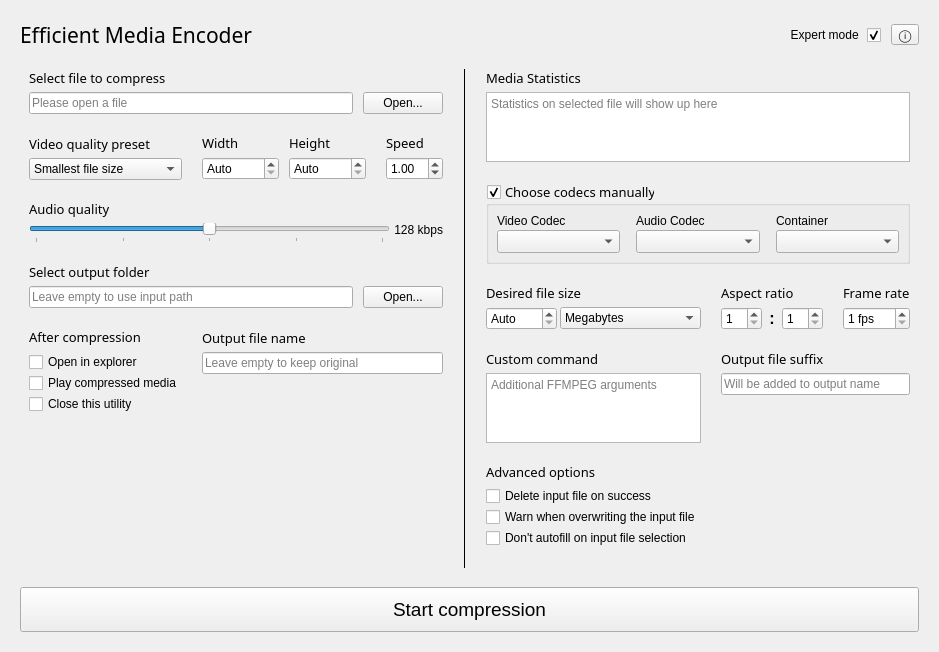
The window that ui/mainwindow.ui (Thurinum/simple-media-encoder) describes before a commit, drawn with Qt 5.
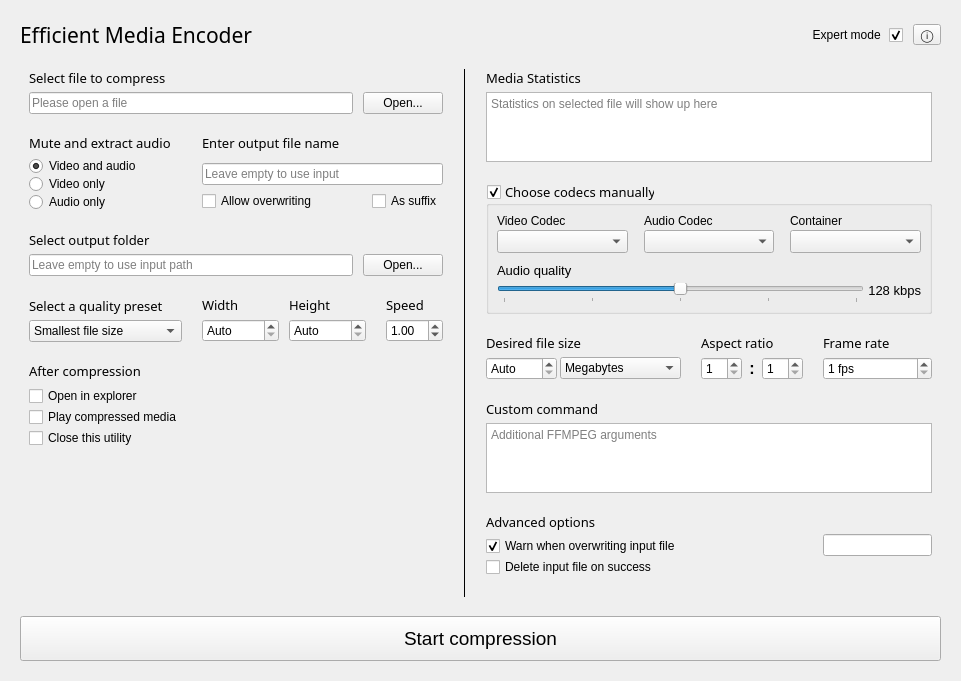
The same window after the commit.

Commit message: ui: Re-order ui and add Stream selection options

What changed in the file:
```diff
--- a/ui/mainwindow.ui
+++ b/ui/mainwindow.ui
@@ -131,7 +131,10 @@
            <verstretch>0</verstretch>
           </sizepolicy>
          </property>
-         <layout class="QGridLayout" name="gridLayout_6" rowstretch="0,0,0,0,0,0" columnstretch="0,0,0,0">
+         <layout class="QGridLayout" name="gridLayout_6" rowstretch="0,0,0,0,0,0,0,0,0" columnstretch="0,0,0,0">
+          <property name="sizeConstraint">
+           <enum>QLayout::SetDefaultConstraint</enum>
+          </property>
           <property name="leftMargin">
            <number>0</number>
           </property>
@@ -147,72 +150,7 @@
           <property name="spacing">
            <number>20</number>
           </property>
-          <item row="4" column="1" colspan="3">
-           <layout class="QVBoxLayout" name="verticalLayout_5" stretch="0,0,0">
-            <property name="spacing">
-             <number>5</number>
-            </property>
-            <property name="sizeConstraint">
-             <enum>QLayout::SetDefaultConstraint</enum>
-            </property>
-            <item>
-             <widget class="QLabel" name="label_16">
-              <property name="sizePolicy">
-               <sizepolicy hsizetype="Preferred" vsizetype="Preferred">
-                <horstretch>0</horstretch>
-                <verstretch>0</verstretch>
-               </sizepolicy>
-              </property>
-              <property name="font">
-               <font>
-                <family>Segoe UI Semibold</family>
-                <pointsize>10</pointsize>
-                <bold>false</bold>
-               </font>
-              </property>
-              <property name="text">
-               <string>Output file name</string>
-              </property>
-             </widget>
-            </item>
-            <item>
-             <widget class="QLineEdit" name="outputFileNameLineEdit">
-              <property name="sizePolicy">
-               <sizepolicy hsizetype="Expanding" vsizetype="Fixed">
-                <horstretch>0</horstretch>
-                <verstretch>0</verstretch>
-               </sizepolicy>
-              </property>
-              <property name="text">
-               <string/>
-              </property>
-              <property name="readOnly">
-               <bool>false</bool>
-              </property>
-              <property name="placeholderText">
-               <string>Leave empty to keep original</string>
-              </property>
-             </widget>
-            </item>
-            <item>
-             <spacer name="verticalSpacer">
-              <property name="orientation">
-               <enum>Qt::Vertical</enum>
-              </property>
-              <property name="sizeType">
-               <enum>QSizePolicy::Maximum</enum>
-              </property>
-              <property name="sizeHint" stdset="0">
-               <size>
-                <width>20</width>
-                <height>40</height>
-               </size>
-              </property>
-             </spacer>
-            </item>
-           </layout>
-          </item>
-          <item row="1" column="3">
+          <item row="3" column="3">
            <layout class="QGridLayout" name="gridLayout_3">
             <property name="verticalSpacing">
              <number>5</number>
@@ -240,54 +178,7 @@
             </item>
            </layout>
           </item>
-          <item row="0" column="0" colspan="4">
-           <layout class="QGridLayout" name="gridLayout">
-            <property name="horizontalSpacing">
-             <number>10</number>
-            </property>
-            <property name="verticalSpacing">
-             <number>5</number>
-            </property>
-            <item row="0" column="0">
-             <widget class="QLabel" name="label_2">
-              <property name="font">
-               <font>
-                <family>Segoe UI Semibold</family>
-                <pointsize>10</pointsize>
-                <bold>false</bold>
-               </font>
-              </property>
-              <property name="text">
-               <string>Select file to compress</string>
-              </property>
-             </widget>
-            </item>
-            <item row="1" column="0">
-             <widget class="QLineEdit" name="inputFileLineEdit">
-              <property name="text">
-               <string/>
-              </property>
-              <property name="readOnly">
-               <bool>false</bool>
-              </property>
-              <property name="placeholderText">
-               <string>Please open a file</string>
-              </property>
-              <property name="clearButtonEnabled">
-               <bool>true</bool>
-              </property>
-             </widget>
-            </item>
-            <item row="1" column="1">
-             <widget class="QPushButton" name="inputFileButton">
-              <property name="text">
-               <string>Open...</string>
-              </property>
-             </widget>
-            </item>
-           </layout>
-          </item>
-          <item row="4" column="0">
+          <item row="7" column="0">
            <layout class="QVBoxLayout" name="verticalLayout_4">
             <property name="spacing">
              <number>1</number>
@@ -345,8 +236,24 @@
             </item>
            </layout>
           </item>
-          <item row="3" column="0" colspan="4">
-           <layout class="QGridLayout" name="gridLayout_5">
+          <item row="8" column="0">
+           <spacer name="verticalSpacer_4">
+            <property name="orientation">
+             <enum>Qt::Vertical</enum>
+            </property>
+            <property name="sizeType">
+             <enum>QSizePolicy::Expanding</enum>
+            </property>
+            <property name="sizeHint" stdset="0">
+             <size>
+              <width>20</width>
+              <height>40</height>
+             </size>
+            </property>
+           </spacer>
+          </item>
+          <item row="0" column="0" colspan="4">
+           <layout class="QGridLayout" name="gridLayout">
             <property name="horizontalSpacing">
              <number>10</number>
             </property>
@@ -354,7 +261,7 @@
              <number>5</number>
             </property>
             <item row="0" column="0">
-             <widget class="QLabel" name="label_7">
+             <widget class="QLabel" name="label_2">
               <property name="font">
                <font>
                 <family>Segoe UI Semibold</family>
@@ -363,12 +270,12 @@
                </font>
               </property>
               <property name="text">
-               <string>Select output folder</string>
+               <string>Select file to compress</string>
               </property>
              </widget>
             </item>
             <item row="1" column="0">
-             <widget class="QLineEdit" name="outputFolderLineEdit">
+             <widget class="QLineEdit" name="inputFileLineEdit">
               <property name="text">
                <string/>
               </property>
@@ -376,7 +283,7 @@
                <bool>false</bool>
               </property>
               <property name="placeholderText">
-               <string>Leave empty to use input path</string>
+               <string>Please open a file</string>
               </property>
               <property name="clearButtonEnabled">
                <bool>true</bool>
@@ -384,7 +291,7 @@
              </widget>
             </item>
             <item row="1" column="1">
-             <widget class="QPushButton" name="outputFolderButton">
+             <widget class="QPushButton" name="inputFileButton">
               <property name="text">
                <string>Open...</string>
               </property>
@@ -392,111 +299,7 @@
             </item>
            </layout>
           </item>
-          <item row="1" column="0">
-           <layout class="QVBoxLayout" name="verticalLayout_3">
-            <property name="spacing">
-             <number>5</number>
-            </property>
-            <item>
-             <widget class="QLabel" name="label_5">
-              <property name="font">
-               <font>
-                <family>Segoe UI Semibold</family>
-                <pointsize>10</pointsize>
-                <bold>false</bold>
-               </font>
-              </property>
-              <property name="text">
-               <string>Video quality preset</string>
-              </property>
-             </widget>
-            </item>
-            <item>
-             <widget class="QComboBox" name="videoQualityPresetComboBox">
-              <item>
-               <property name="text">
-                <string>Smallest file size</string>
-               </property>
-              </item>
-              <item>
-               <property name="text">
-                <string>Best compatibility</string>
-               </property>
-              </item>
-              <item>
-               <property name="text">
-                <string>Fastest compression</string>
-               </property>
-              </item>
-              <item>
-               <property name="text">
-                <string>Highest quality</string>
-               </property>
-              </item>
-             </widget>
-            </item>
-           </layout>
-          </item>
-          <item row="2" column="0" colspan="4">
-           <layout class="QGridLayout" name="gridLayout_4">
-            <property name="horizontalSpacing">
-             <number>4</number>
-            </property>
-            <property name="verticalSpacing">
-             <number>5</number>
-            </property>
-            <item row="0" column="0">
-             <widget class="QLabel" name="label_6">
-              <property name="font">
-               <font>
-                <family>Segoe UI Semibold</family>
-                <pointsize>10</pointsize>
-                <bold>false</bold>
-               </font>
-              </property>
-              <property name="text">
-               <string>Audio quality</string>
-              </property>
-             </widget>
-            </item>
-            <item row="1" column="0">
-             <widget class="QSlider" name="audioQualitySlider">
-              <property name="maximum">
-               <number>100</number>
-              </property>
-              <property name="singleStep">
-               <number>1</number>
-              </property>
-              <property name="value">
-               <number>50</number>
-              </property>
-              <property name="orientation">
-               <enum>Qt::Horizontal</enum>
-              </property>
-              <property name="invertedControls">
-               <bool>false</bool>
-              </property>
-              <property name="tickPosition">
-               <enum>QSlider::TicksBelow</enum>
-              </property>
-              <property name="tickInterval">
-               <number>25</number>
-              </property>
-             </widget>
-            </item>
-            <item row="1" column="1">
-             <widget class="QLabel" name="audioQualityDisplayLabel">
-              <property name="text">
-               <string>128 kbps</string>
-              </property>
-              <property name="alignment">
-               <set>Qt::AlignRight|Qt::AlignTop|Qt::AlignTrailing</set>
-              </property>
-             </widget>
-            </item>
-           </layout>
-          </item>
-          <item row="1" column="1" colspan="2">
+          <item row="3" column="1" colspan="2">
            <layout class="QGridLayout" name="gridLayout_2">
             <property name="horizontalSpacing">
              <number>10</number>
@@ -563,21 +366,275 @@
             </item>
            </layout>
           </item>
-          <item row="5" column="0">
-           <spacer name="verticalSpacer_4">
-            <property name="orientation">
-             <enum>Qt::Vertical</enum>
+          <item row="3" column="0">
+           <layout class="QVBoxLayout" name="verticalLayout_3">
+            <property name="spacing">
+             <number>5</number>
             </property>
-            <property name="sizeType">
-             <enum>QSizePolicy::Expanding</enum>
+            <item>
+             <widget class="QLabel" name="label_5">
+              <property name="font">
+               <font>
+                <family>Segoe UI Semibold</family>
+                <pointsize>10</pointsize>
+                <bold>false</bold>
+               </font>
+              </property>
+              <property name="text">
+               <string>Select a quality preset</string>
+              </property>
+             </widget>
+            </item>
+            <item>
+             <widget class="QComboBox" name="videoQualityPresetComboBox">
+              <item>
+               <property name="text">
+                <string>Smallest file size</string>
+               </property>
+              </item>
+              <item>
+               <property name="text">
+                <string>Best compatibility</string>
+               </property>
+              </item>
+              <item>
+               <property name="text">
+                <string>Fastest compression</string>
+               </property>
+              </item>
+              <item>
+               <property name="text">
+                <string>Highest quality</string>
+               </property>
+              </item>
+             </widget>
+            </item>
+           </layout>
+          </item>
+          <item row="1" column="1" colspan="3">
+           <layout class="QVBoxLayout" name="verticalLayout_5" stretch="0,0,0">
+            <property name="spacing">
+             <number>5</number>
             </property>
-            <property name="sizeHint" stdset="0">
-             <size>
-              <width>20</width>
-              <height>40</height>
-             </size>
+            <property name="sizeConstraint">
+             <enum>QLayout::SetMaximumSize</enum>
             </property>
-           </spacer>
+            <item alignment="Qt::AlignTop">
+             <widget class="QLabel" name="label_16">
+              <property name="sizePolicy">
+               <sizepolicy hsizetype="Preferred" vsizetype="Maximum">
+                <horstretch>0</horstretch>
+                <verstretch>0</verstretch>
+               </sizepolicy>
+              </property>
+              <property name="font">
+               <font>
+                <family>Segoe UI Semibold</family>
+                <pointsize>10</pointsize>
+                <bold>false</bold>
+               </font>
+              </property>
+              <property name="text">
+               <string>Enter output file name</string>
+              </property>
+             </widget>
+            </item>
+            <item alignment="Qt::AlignTop">
+             <widget class="QLineEdit" name="outputFileNameLineEdit">
+              <property name="sizePolicy">
+               <sizepolicy hsizetype="Expanding" vsizetype="Fixed">
+                <horstretch>0</horstretch>
+                <verstretch>0</verstretch>
+               </sizepolicy>
+              </property>
+              <property name="text">
+               <string/>
+              </property>
+              <property name="readOnly">
+               <bool>false</bool>
+              </property>
+              <property name="placeholderText">
+               <string>Leave empty to use input</string>
+              </property>
+             </widget>
+            </item>
+            <item>
+             <layout class="QHBoxLayout" name="horizontalLayout">
+              <item alignment="Qt::AlignLeft">
+               <widget class="QCheckBox" name="checkBox">
+                <property name="sizePolicy">
+                 <sizepolicy hsizetype="Maximum" vsizetype="Fixed">
+                  <horstretch>0</horstretch>
+                  <verstretch>0</verstretch>
+                 </sizepolicy>
+                </property>
+                <property name="text">
+                 <string>Allow overwriting</string>
+                </property>
+               </widget>
+              </item>
+              <item>
+               <widget class="QCheckBox" name="checkBox_2">
+                <property name="sizePolicy">
+                 <sizepolicy hsizetype="Maximum" vsizetype="Fixed">
+                  <horstretch>0</horstretch>
+                  <verstretch>0</verstretch>
+                 </sizepolicy>
+                </property>
+                <property name="toolTip">
+                 <string/>
+                </property>
+                <property name="statusTip">
+                 <string/>
+                </property>
+                <property name="whatsThis">
+                 <string/>
+                </property>
+                <property name="text">
+                 <string>As suffix</string>
+                </property>
+               </widget>
+              </item>
+             </layout>
+            </item>
+           </layout>
+          </item>
+          <item row="2" column="0" colspan="4">
+           <layout class="QGridLayout" name="gridLayout_5">
+            <property name="horizontalSpacing">
+             <number>10</number>
+            </property>
+            <property name="verticalSpacing">
+             <number>5</number>
+            </property>
+            <item row="0" column="0">
+             <widget class="QLabel" name="label_7">
+              <property name="font">
+               <font>
+                <family>Segoe UI Semibold</family>
+                <pointsize>10</pointsize>
+                <bold>false</bold>
+               </font>
+              </property>
+              <property name="text">
+               <string>Select output folder</string>
+              </property>
+             </widget>
+            </item>
+            <item row="1" column="0">
+             <widget class="QLineEdit" name="outputFolderLineEdit">
+              <property name="text">
+               <string/>
+              </property>
+              <property name="readOnly">
+               <bool>false</bool>
+              </property>
+              <property name="placeholderText">
+               <string>Leave empty to use input path</string>
+              </property>
+              <property name="clearButtonEnabled">
+               <bool>true</bool>
+              </property>
+             </widget>
+            </item>
+            <item row="1" column="1">
+             <widget class="QPushButton" name="outputFolderButton">
+              <property name="text">
+               <string>Open...</string>
+              </property>
+             </widget>
+            </item>
+           </layout>
+          </item>
+          <item row="1" column="0">
+           <layout class="QVBoxLayout" name="verticalLayout_12">
+            <property name="spacing">
+             <number>0</number>
+            </property>
+            <item>
+             <widget class="QLabel" name="label">
+              <property name="sizePolicy">
+               <sizepolicy hsizetype="Preferred" vsizetype="Maximum">
+                <horstretch>0</horstretch>
+                <verstretch>0</verstretch>
+               </sizepolicy>
+              </property>
+              <property name="font">
+               <font>
+                <family>Segoe UI Semibold</family>
+                <pointsize>10</pointsize>
+               </font>
+              </property>
+              <property name="text">
+               <string>Mute and extract audio</string>
+              </property>
+             </widget>
+            </item>
+            <item>
+             <spacer name="verticalSpacer">
+              <property name="orientation">
+               <enum>Qt::Vertical</enum>
+              </property>
+              <property name="sizeType">
+               <enum>QSizePolicy::Fixed</enum>
+              </property>
+              <property name="sizeHint" stdset="0">
+               <size>
+                <width>20</width>
+                <height>5</height>
+               </size>
+              </property>
+             </spacer>
+            </item>
+            <item>
+             <widget class="QRadioButton" name="radioButton">
+              <property name="sizePolicy">
+               <sizepolicy hsizetype="Minimum" vsizetype="Maximum">
+                <horstretch>0</horstretch>
+                <verstretch>0</verstretch>
+               </sizepolicy>
+              </property>
+              <property name="maximumSize">
+               <size>
+                <width>16777215</width>
+                <height>18</height>
+               </size>
+              </property>
+              <property name="text">
+               <string>Video and audio</string>
+              </property>
+              <property name="checked">
+               <bool>true</bool>
+              </property>
+             </widget>
+            </item>
+            <item>
+             <widget class="QRadioButton" name="radioButton_2">
+              <property name="maximumSize">
+               <size>
+                <width>16777215</width>
+                <height>18</height>
+               </size>
+              </property>
+              <property name="text">
+               <string>Video only</string>
+              </property>
+             </widget>
+            </item>
+            <item>
+             <widget class="QRadioButton" name="radioButton_3">
+              <property name="maximumSize">
+               <size>
+                <width>16777215</width>
+                <height>18</height>
+               </size>
+              </property>
+              <property name="text">
+               <string>Audio only</string>
+              </property>
+             </widget>
+            </item>
+           </layout>
           </item>
          </layout>
         </widget>
@@ -618,7 +675,7 @@
              <enum>Qt::Vertical</enum>
             </property>
             <property name="sizeType">
-             <enum>QSizePolicy::Preferred</enum>
+             <enum>QSizePolicy::Expanding</enum>
             </property>
             <property name="sizeHint" stdset="0">
              <size>
@@ -662,145 +719,6 @@
             </item>
            </layout>
           </item>
-          <item row="3" column="3" colspan="2">
-           <layout class="QVBoxLayout" name="verticalLayout_9">
-            <property name="spacing">
-             <number>5</number>
-            </property>
-            <item>
-             <widget class="QLabel" name="label_18">
-              <property name="sizePolicy">
-               <sizepolicy hsizetype="Preferred" vsizetype="Maximum">
-                <horstretch>0</horstretch>
-                <verstretch>0</verstretch>
-               </sizepolicy>
-              </property>
-              <property name="font">
-               <font>
-                <family>Segoe UI Semibold</family>
-                <pointsize>10</pointsize>
-                <bold>false</bold>
-               </font>
-              </property>
-              <property name="text">
-               <string>Output file suffix</string>
-              </property>
-             </widget>
-            </item>
-            <item>
-             <widget class="QLineEdit" name="outputFileSuffixLineEdit">
-              <property name="text">
-               <string/>
-              </property>
-              <property name="placeholderText">
-               <string>Will be added to output name</string>
-              </property>
-             </widget>
-            </item>
-            <item>
-             <spacer name="verticalSpacer_2">
-              <property name="orientation">
-               <enum>Qt::Vertical</enum>
-              </property>
-              <property name="sizeHint" stdset="0">
-               <size>
-                <width>20</width>
-                <height>40</height>
-               </size>
-              </property>
-             </spacer>
-            </item>
-           </layout>
-          </item>
-          <item row="4" column="1" colspan="2">
-           <layout class="QVBoxLayout" name="verticalLayout_10">
-            <property name="spacing">
-             <number>1</number>
-            </property>
-            <item>
-             <widget class="QLabel" name="label_15">
-              <property name="font">
-               <font>
-                <family>Segoe UI Semibold</family>
-                <pointsize>10</pointsize>
-                <bold>false</bold>
-               </font>
-              </property>
-              <property name="text">
-               <string>Advanced options</string>
-              </property>
-              <property name="alignment">
-               <set>Qt::AlignLeading|Qt::AlignLeft|Qt::AlignVCenter</set>
-              </property>
-             </widget>
-            </item>
-            <item>
-             <spacer name="verticalSpacer_5">
-              <property name="orientation">
-               <enum>Qt::Vertical</enum>
-              </property>
-              <property name="sizeType">
-               <enum>QSizePolicy::Fixed</enum>
-              </property>
-              <property name="sizeHint" stdset="0">
-               <size>
-                <width>20</width>
-                <height>4</height>
-               </size>
-              </property>
-             </spacer>
-            </item>
-            <item>
-             <widget class="QCheckBox" name="deleteOnSuccessCheckBox">
-              <property name="text">
-               <string>Delete input file on success</string>
-              </property>
-             </widget>
-            </item>
-            <item>
-             <widget class="QCheckBox" name="warnOnOverwriteCheckBox">
-              <property name="text">
-               <string>Warn when overwriting the input file</string>
-              </property>
-             </widget>
-            </item>
-            <item>
-             <widget class="QCheckBox" name="noAutoFillCheckBox">
-              <property name="text">
-               <string>Don't autofill on input file selection</string>
-              </property>
-             </widget>
-            </item>
-           </layout>
-          </item>
-          <item row="3" column="1" colspan="2">
-           <layout class="QVBoxLayout" name="verticalLayout_8">
-            <property name="spacing">
-             <number>5</number>
-            </property>
-            <item>
-             <widget class="QLabel" name="label_17">
-              <property name="font">
-               <font>
-                <family>Segoe UI Semibold</family>
-                <pointsize>10</pointsize>
-                <bold>false</bold>
-               </font>
-              </property>
-              <property name="text">
-               <string>Custom command</string>
-              </property>
-             </widget>
-            </item>
-            <item>
-             <widget class="QPlainTextEdit" name="customCommandTextEdit">
-              <property name="placeholderText">
-               <string>Additional FFMPEG arguments</string>
-              </property>
-             </widget>
-            </item>
-           </layout>
-          </item>
           <item row="0" column="0" rowspan="6">
            <widget class="Line" name="sectionSeparator">
             <property name="frameShadow">
@@ -840,7 +758,7 @@
             </property>
             <layout class="QVBoxLayout" name="verticalLayout_11">
              <property name="spacing">
-              <number>0</number>
+              <number>10</number>
              </property>
              <property name="leftMargin">
               <number>8</number>
@@ -942,6 +860,72 @@
                </item>
               </layout>
              </item>
+             <item>
+              <layout class="QGridLayout" name="gridLayout_4">
+               <property name="horizontalSpacing">
+                <number>4</number>
+               </property>
+               <property name="verticalSpacing">
+                <number>5</number>
+               </property>
+               <item row="0" column="0">
+                <widget class="QLabel" name="label_6">
+                 <property name="font">
+                  <font>
+                   <family>Segoe UI</family>
+                   <pointsize>10</pointsize>
+                   <bold>false</bold>
+                  </font>
+                 </property>
+                 <property name="text">
+                  <string>Audio quality</string>
+                 </property>
+                </widget>
+               </item>
+               <item row="1" column="0">
+                <widget class="QSlider" name="audioQualitySlider">
+                 <property name="maximum">
+                  <number>100</number>
+                 </property>
+                 <property name="singleStep">
+                  <number>1</number>
+                 </property>
+                 <property name="value">
+                  <number>50</number>
+                 </property>
+                 <property name="orientation">
+                  <enum>Qt::Horizontal</enum>
+                 </property>
+                 <property name="invertedControls">
+                  <bool>false</bool>
+                 </property>
+                 <property name="tickPosition">
+                  <enum>QSlider::TicksBelow</enum>
+                 </property>
+                 <property name="tickInterval">
+                  <number>25</number>
+                 </property>
+                </widget>
+               </item>
+               <item row="1" column="1">
+                <widget class="QLabel" name="audioQualityDisplayLabel">
+                 <property name="font">
+                  <font>
+                   <family>Segoe UI</family>
+                   <pointsize>10</pointsize>
+                   <bold>false</bold>
+                  </font>
+                 </property>
+                 <property name="text">
+                  <string>128 kbps</string>
+                 </property>
+                 <property name="alignment">
+                  <set>Qt::AlignRight|Qt::AlignTop|Qt::AlignTrailing</set>
+                 </property>
+                </widget>
+               </item>
+              </layout>
+             </item>
             </layout>
            </widget>
           </item>
@@ -1117,6 +1101,94 @@
             </item>
            </layout>
           </item>
+          <item row="3" column="1" colspan="4">
+           <layout class="QVBoxLayout" name="verticalLayout_8">
+            <property name="spacing">
+             <number>5</number>
+            </property>
+            <item>
+             <widget class="QLabel" name="label_17">
+              <property name="font">
+               <font>
+                <family>Segoe UI Semibold</family>
+                <pointsize>10</pointsize>
+                <bold>false</bold>
+               </font>
+              </property>
+              <property name="text">
+               <string>Custom command</string>
+              </property>
+             </widget>
+            </item>
+            <item>
+             <widget class="QPlainTextEdit" name="customCommandTextEdit">
+              <property name="placeholderText">
+               <string>Additional FFMPEG arguments</string>
+              </property>
+             </widget>
+            </item>
+           </layout>
+          </item>
+          <item row="4" column="4">
+           <widget class="QLineEdit" name="outputFileSuffixLineEdit"/>
+          </item>
+          <item row="4" column="1" colspan="2">
+           <layout class="QVBoxLayout" name="verticalLayout_10">
+            <property name="spacing">
+             <number>1</number>
+            </property>
+            <item>
+             <widget class="QLabel" name="label_15">
+              <property name="font">
+               <font>
+                <family>Segoe UI Semibold</family>
+                <pointsize>10</pointsize>
+                <bold>false</bold>
+               </font>
+              </property>
+              <property name="text">
+               <string>Advanced options</string>
+              </property>
+              <property name="alignment">
+               <set>Qt::AlignLeading|Qt::AlignLeft|Qt::AlignVCenter</set>
+              </property>
+             </widget>
+            </item>
+            <item>
+             <spacer name="verticalSpacer_5">
+              <property name="orientation">
+               <enum>Qt::Vertical</enum>
+              </property>
+              <property name="sizeType">
+               <enum>QSizePolicy::Fixed</enum>
+              </property>
+              <property name="sizeHint" stdset="0">
+               <size>
+                <width>20</width>
+                <height>4</height>
+               </size>
+              </property>
+             </spacer>
+            </item>
+            <item>
+             <widget class="QCheckBox" name="warnOnOverwriteCheckBox">
+              <property name="text">
+               <string>Warn when overwriting input file</string>
+              </property>
+              <property name="checked">
+               <bool>true</bool>
+              </property>
+             </widget>
+            </item>
+            <item>
+             <widget class="QCheckBox" name="deleteOnSuccessCheckBox">
+              <property name="text">
+               <string>Delete input file on success</string>
+              </property>
+             </widget>
+            </item>
+           </layout>
+          </item>
          </layout>
         </widget>
        </item>
```
Left out of the diff: 6 changed lines with no effect on the pictures. The commit also changes 1 other file.
